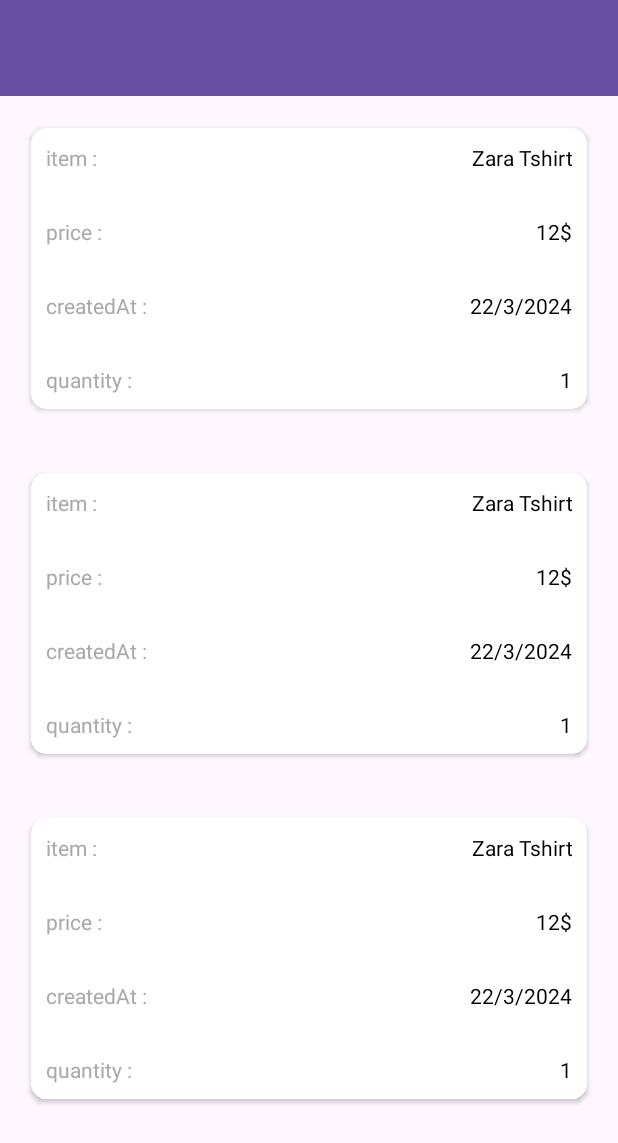
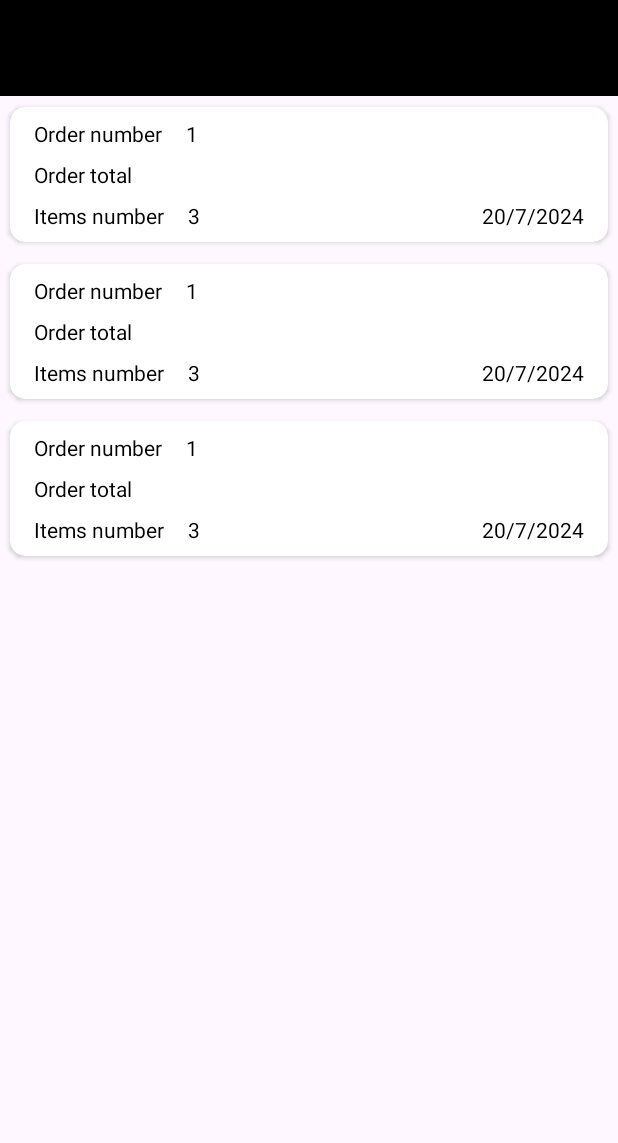
Before and after one commit to hadeer2adel/FashionShop, an Android app: the layout fragment_orders.xml on its own in the app's theme, with its tools: preview values and no code run, on a phone screen of 412 x 824 dp. Shown: the top 1143 px of the screen. Run offline under Robolectric (Android 15) with nearby library versions, the phone set to English and light mode, and no system bars.

Commit message:
edit order card design

```diff
--- a/FashionShop/app/src/main/res/layout/fragment_orders.xml
+++ b/FashionShop/app/src/main/res/layout/fragment_orders.xml
@@ -11,9 +11,9 @@
         android:id="@+id/toolbar"
         android:layout_width="match_parent"
         android:layout_height="wrap_content"
-        android:background="?attr/colorPrimary"
+        android:background="@color/black"
         android:elevation="4dp"
-        android:theme="@style/ThemeOverlay.AppCompat.ActionBar"
+        android:theme="@style/CustomToolbarTheme"
         android:popupTheme="@style/ThemeOverlay.AppCompat.Light" />
 
     <androidx.recyclerview.widget.RecyclerView
--- a/FashionShop/app/src/main/res/layout/order_card.xml
+++ b/FashionShop/app/src/main/res/layout/order_card.xml
@@ -3,7 +3,8 @@
     xmlns:app="http://schemas.android.com/apk/res-auto"
     android:layout_width="match_parent"
     android:layout_height="wrap_content"
-    android:layout_margin="15dp"
+    xmlns:tools="http://schemas.android.com/tools"
+    android:layout_margin="1dp"
     android:backgroundTint="@color/white"
     android:elevation="20dp"
     app:cardCornerRadius="10dp"
@@ -13,7 +14,7 @@
     app:layout_constraintStart_toStartOf="parent"
     app:layout_constraintTop_toTopOf="parent">
 
-    <LinearLayout
+    <!--<LinearLayout
         android:layout_width="match_parent"
         android:layout_height="match_parent"
         android:layout_margin="10dp"
@@ -116,5 +117,97 @@
                 android:textColor="@color/black" />
         </LinearLayout>
 
-    </LinearLayout>
+    </LinearLayout>-->
+
+    <androidx.constraintlayout.widget.ConstraintLayout
+        android:layout_width="match_parent"
+        android:layout_height="wrap_content">
+
+        <TextView
+            android:id="@+id/tv_number"
+            android:layout_width="wrap_content"
+            android:layout_height="wrap_content"
+            android:layout_marginStart="16dp"
+            android:layout_marginTop="8dp"
+            android:text="@string/order_number"
+            android:textColor="@color/black"
+            android:textSize="14sp"
+            app:layout_constraintStart_toStartOf="parent"
+            app:layout_constraintTop_toTopOf="parent" />
+
+        <TextView
+            android:id="@+id/tv_order_number"
+            android:layout_width="wrap_content"
+            android:layout_height="wrap_content"
+            android:layout_marginHorizontal="16dp"
+            android:textColor="@color/black"
+            android:textSize="14sp"
+            app:layout_constraintBottom_toBottomOf="@id/tv_number"
+            app:layout_constraintStart_toEndOf="@id/tv_number"
+            app:layout_constraintTop_toTopOf="@id/tv_number"
+            tools:text="1" />
+
+        <TextView
+            android:id="@+id/tv_price"
+            android:layout_width="wrap_content"
+            android:layout_height="wrap_content"
+            android:layout_marginStart="16dp"
+            android:layout_marginTop="8dp"
+            android:text="@string/order_total"
+            android:textColor="@color/black"
+            android:textSize="14sp"
+            app:layout_constraintStart_toStartOf="parent"
+            app:layout_constraintTop_toBottomOf="@+id/tv_number" />
+
+        <TextView
+            android:id="@+id/tv_order_price"
+            android:layout_width="wrap_content"
+            android:layout_height="wrap_content"
+            android:layout_marginHorizontal="16dp"
+            android:textColor="@color/black"
+            android:textSize="14sp"
+            app:layout_constraintBottom_toBottomOf="@id/tv_price"
+            app:layout_constraintStart_toEndOf="@id/tv_price"
+            app:layout_constraintTop_toTopOf="@id/tv_price" />
+
+        <TextView
+            android:id="@+id/tv_num"
+            android:layout_width="wrap_content"
+            android:layout_height="wrap_content"
+            android:layout_marginStart="16dp"
+            android:layout_marginTop="8dp"
+            android:text="@string/items_number"
+            android:textColor="@color/black"
+            android:textSize="14sp"
+            app:layout_constraintStart_toStartOf="parent"
+            app:layout_constraintTop_toBottomOf="@+id/tv_price" />
+
+        <TextView
+            android:id="@+id/tv_products_number"
+            android:layout_width="wrap_content"
+            android:layout_height="wrap_content"
+            android:layout_marginHorizontal="16dp"
+            android:textColor="@color/black"
+            android:textSize="14sp"
+            app:layout_constraintBottom_toBottomOf="@id/tv_num"
+            app:layout_constraintStart_toEndOf="@id/tv_num"
+            app:layout_constraintTop_toTopOf="@id/tv_num"
+            tools:text="3" />
+
+        <TextView
+            android:id="@+id/tv_date"
+            android:layout_width="wrap_content"
+            android:layout_height="wrap_content"
+            android:layout_marginHorizontal="16dp"
+            android:layout_marginBottom="8dp"
+            android:textColor="@color/black"
+            android:textSize="14sp"
+            app:layout_constraintBottom_toBottomOf="parent"
+            app:layout_constraintEnd_toEndOf="parent"
+            app:layout_constraintTop_toTopOf="@id/tv_num"
+            tools:text="20/7/2024" />
+
+    </androidx.constraintlayout.widget.ConstraintLayout>
+
+
 </androidx.cardview.widget.CardView>
--- a/FashionShop/app/src/main/res/values/strings.xml
+++ b/FashionShop/app/src/main/res/values/strings.xml
@@ -46,5 +46,8 @@
     <string name="currency_title">Currency Title</string>
     <string name="currency">Currency</string>
     <string name="place_order">Place Order</string>
+    <string name="order_number">Order number</string>
+    <string name="order_total">Order total</string>
+    <string name="items_number">Items number</string>
 
 </resources>
--- a/FashionShop/app/src/main/res/values/themes.xml
+++ b/FashionShop/app/src/main/res/values/themes.xml
@@ -11,4 +11,10 @@
     <style name="App.Custom.Indicator" parent="Widget.Material3.BottomNavigationView.ActiveIndicator">
         <item name="android:color">@color/light</item>
     </style>
+
+    <style name="CustomToolbarTheme" parent="ThemeOverlay.AppCompat.Dark.ActionBar">
+        <item name="android:textColorPrimary">@color/white</item>
+        <item name="android:textColorSecondary">@color/white</item>
+    </style>
+
 </resources>
```
